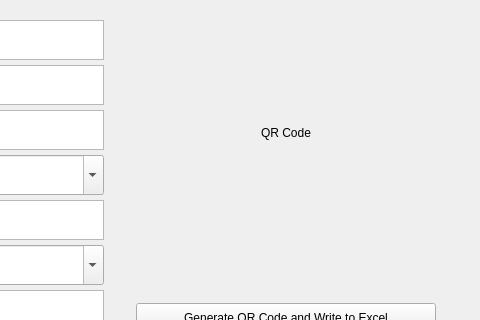
Above: Trace.ui from ben-wsh10/Product_Traceability before the change; both pictures show x 384 to 864 and y 0 to 320 of the 864 by 722 pixel window. Below: the same form after it.
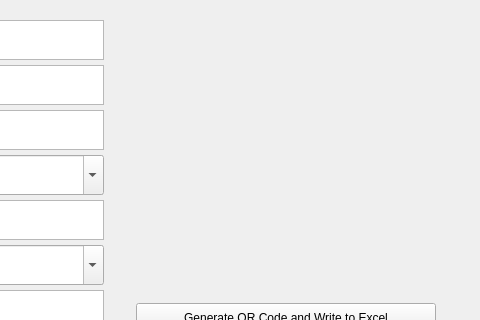
That is the form after the change. The open tabs and pages were chosen to show the change.

What changed in the file:
```diff
--- a/Trace.ui
+++ b/Trace.ui
@@ -2529,7 +2529,7 @@
                    </size>
                   </property>
                   <property name="text">
-                   <string>QR Code</string>
+                   <string/>
                   </property>
                   <property name="alignment">
                    <set>Qt::AlignCenter</set>
```
Left out of the diff: 4 changed lines with no effect on the pictures.
